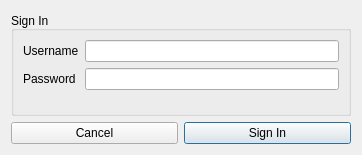
Old version of the form signin.ui in the repository billonatafji/EECE435LProject.
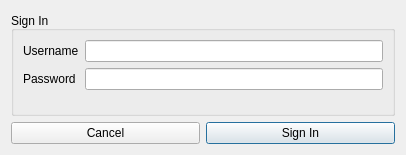
New version of the form.

```diff
--- a/signin.ui
+++ b/signin.ui
@@ -6,7 +6,7 @@
    <rect>
     <x>0</x>
     <y>0</y>
-    <width>362</width>
+    <width>406</width>
     <height>155</height>
    </rect>
   </property>
```
